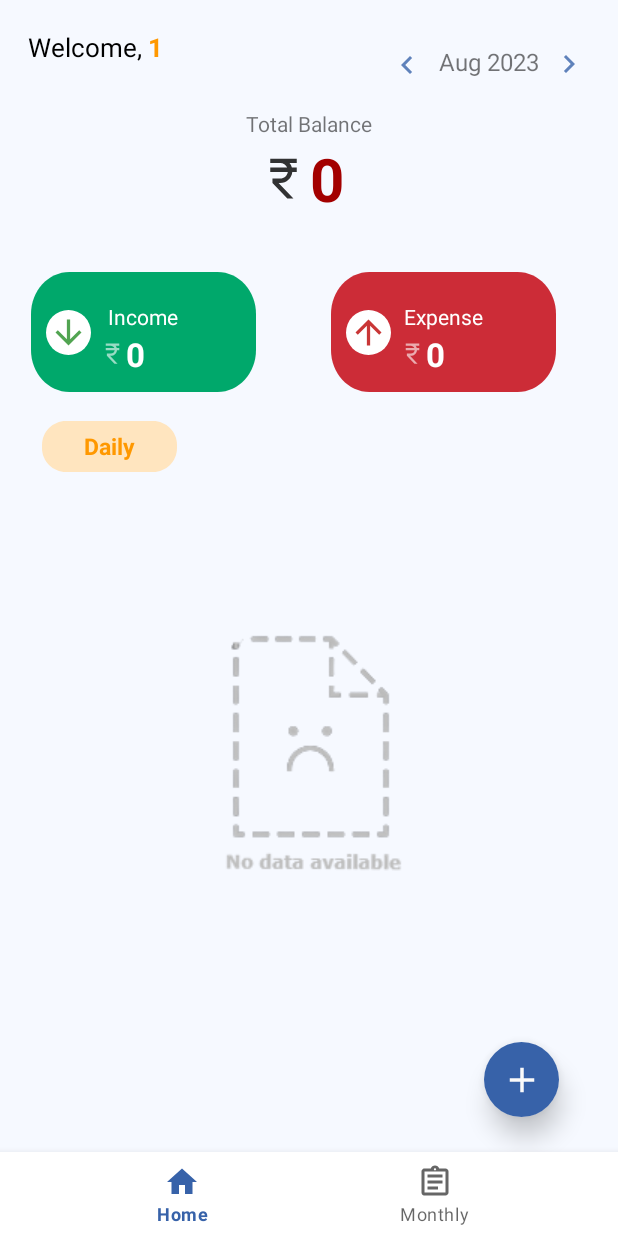
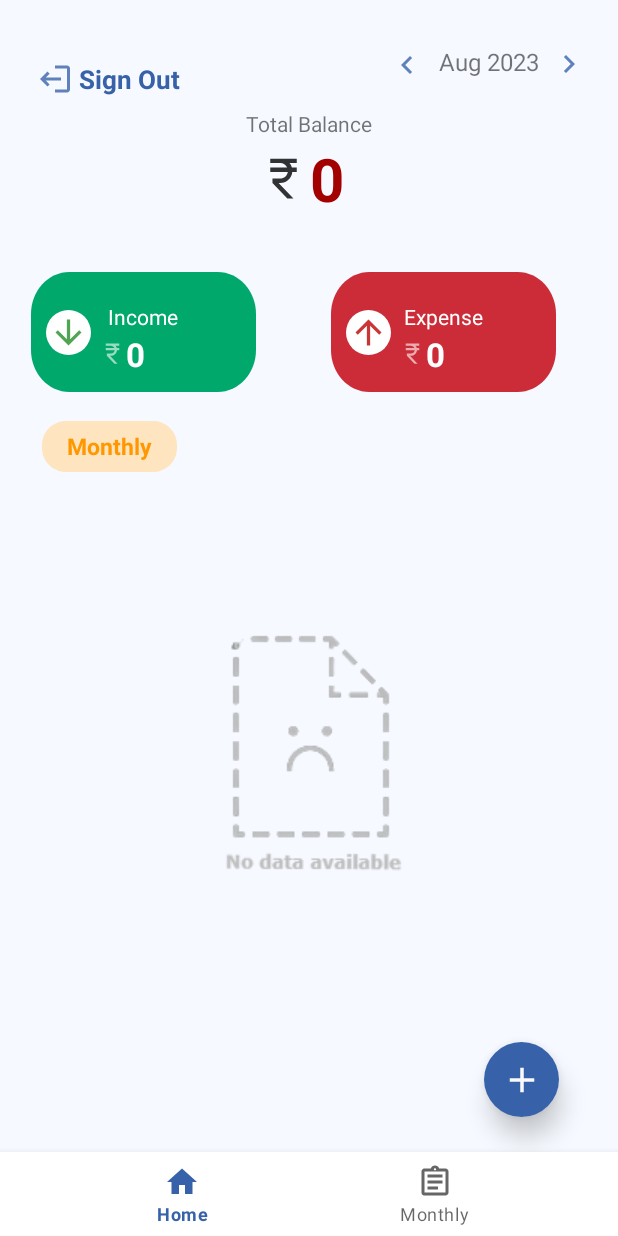
Before and after one commit to zakirhusain-3802/Expense_Tracker, an Android app: the screen it shows after launch once a user with an empty profile is signed in (MainActivity), on a phone screen of 412 x 824 dp. Run offline under Robolectric (Android 15) with nearby library versions, the phone set to English and light mode, and no system bars; our stand-ins replace Firebase (no records; nobody signed in at launch, a user with empty details on screens opened directly), Room's generated code; libraries missing offline, so code that uses them is left out: com.anychart.anychart; 2 statements that could not run were skipped.

```diff
--- a/app/src/main/java/com/yasma/expensetracker/HomeFragment.kt
+++ b/app/src/main/java/com/yasma/expensetracker/HomeFragment.kt
@@ -75,7 +75,7 @@ class HomeFragment : Fragment(), recycle_Interface {
         val storedUsername = retrieveUsername()
         println("Stored Username:" + storedUsername.toString())
         if (storedUsername != "") {
-            log_out.text = storedUsername.toString()
+//            log_out.text = storedUsername.toString()
 
         } else {
 
@@ -91,7 +91,7 @@ class HomeFragment : Fragment(), recycle_Interface {
                             // Data exists, you can access it using snapshot.value
                             val userData =
                                 snapshot.value
-                            log_out.text = userData.toString()
+//                            log_out.text = userData.toString()
                             val username = userData.toString()
 
                             storeUsername(username)
--- /dev/null
+++ b/app/src/main/res/drawable/ic_baseline_logout_24.xml
@@ -0,0 +1,12 @@
+<vector android:alpha="0.79"
+    android:autoMirrored="true"
+    android:height="24dp"
+    android:tint="@color/golds"
+    android:viewportHeight="24"
+    android:viewportWidth="24"
+    android:width="24dp"
+    xmlns:android="http://schemas.android.com/apk/res/android">
+
+    <path android:fillColor="@android:color/white"
+        android:pathData="M7,17l1.41,-1.41L5.83,13H16v-2H5.83l2.58,-2.58L7,7l-5,5zM20,19h-8V21h8c1.1,0 2,-0.9 2,-2V5c0,-1.1 -0.9,-2 -2,-2h-8v2h8V19z"/>
+</vector>
--- a/app/src/main/res/layout/fragment_home.xml
+++ b/app/src/main/res/layout/fragment_home.xml
@@ -159,7 +159,7 @@
             android:gravity="center"
             android:background="@drawable/daliy_div"
 
-            android:text="Daily"
+            android:text="Monthly"
             android:textColor="#FF9800"
 android:padding="5dp"
             android:textSize="15sp"
@@ -265,33 +265,22 @@ android:padding="5dp"
 
 
     <TextView
-        android:id="@+id/helo"
+        android:id="@+id/log_out"
         android:layout_width="wrap_content"
         android:layout_height="wrap_content"
-        android:text="Welcome, "
-        android:textColor="@color/black"
-        android:textSize="17dp"
-        app:layout_constraintBottom_toTopOf="@+id/frameLayout"
-        app:layout_constraintEnd_toStartOf="@+id/textView11"
-        app:layout_constraintHorizontal_bias="0.223"
-        app:layout_constraintStart_toStartOf="parent"
-        app:layout_constraintTop_toTopOf="parent"
-        app:layout_constraintVertical_bias="0.122" />
-
-    <TextView
-        android:id="@+id/log_out"
-        android:layout_width="120dp"
-        android:layout_height="wrap_content"
-        android:text=""
-        android:textColor="#FF9800"
+        android:drawableLeft="@drawable/ic_baseline_logout_24"
+        android:padding="5dp"
+        android:text=" Sign Out"
+        android:textColor="@color/golds"
         android:textSize="17dp"
         android:textStyle="bold"
         app:layout_constraintBottom_toTopOf="@+id/frameLayout"
-        app:layout_constraintEnd_toStartOf="@+id/textView11"
-        app:layout_constraintHorizontal_bias="0.0"
-        app:layout_constraintStart_toEndOf="@+id/helo"
+
+        app:layout_constraintEnd_toStartOf="@+id/ch_month_backward"
+        app:layout_constraintHorizontal_bias="0.125"
+        app:layout_constraintStart_toStartOf="parent"
         app:layout_constraintTop_toTopOf="parent"
-        app:layout_constraintVertical_bias="0.122" />
+        app:layout_constraintVertical_bias="0.24" />
 
     <ImageView
         android:id="@+id/nodata"
```
